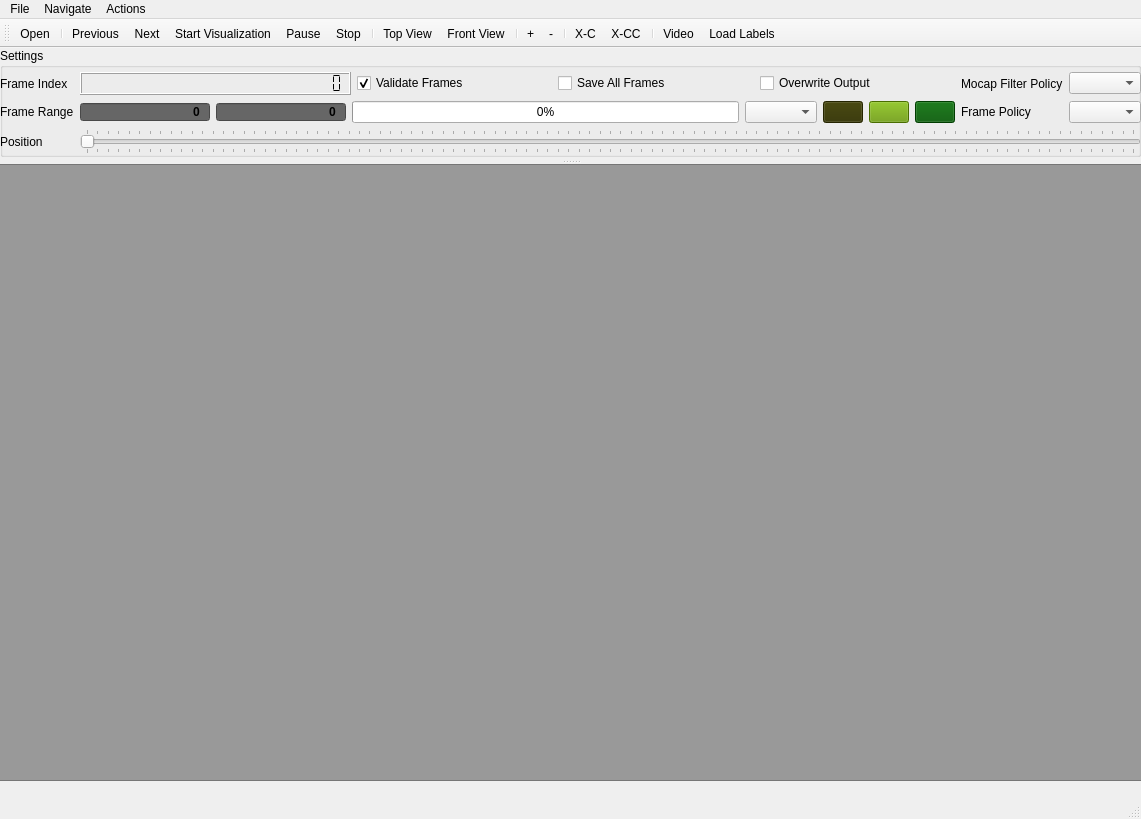
Before: the Qt Designer form tools/workbench/visualization_window.ui in hcilab-uic/ipme, drawn with Qt 5.
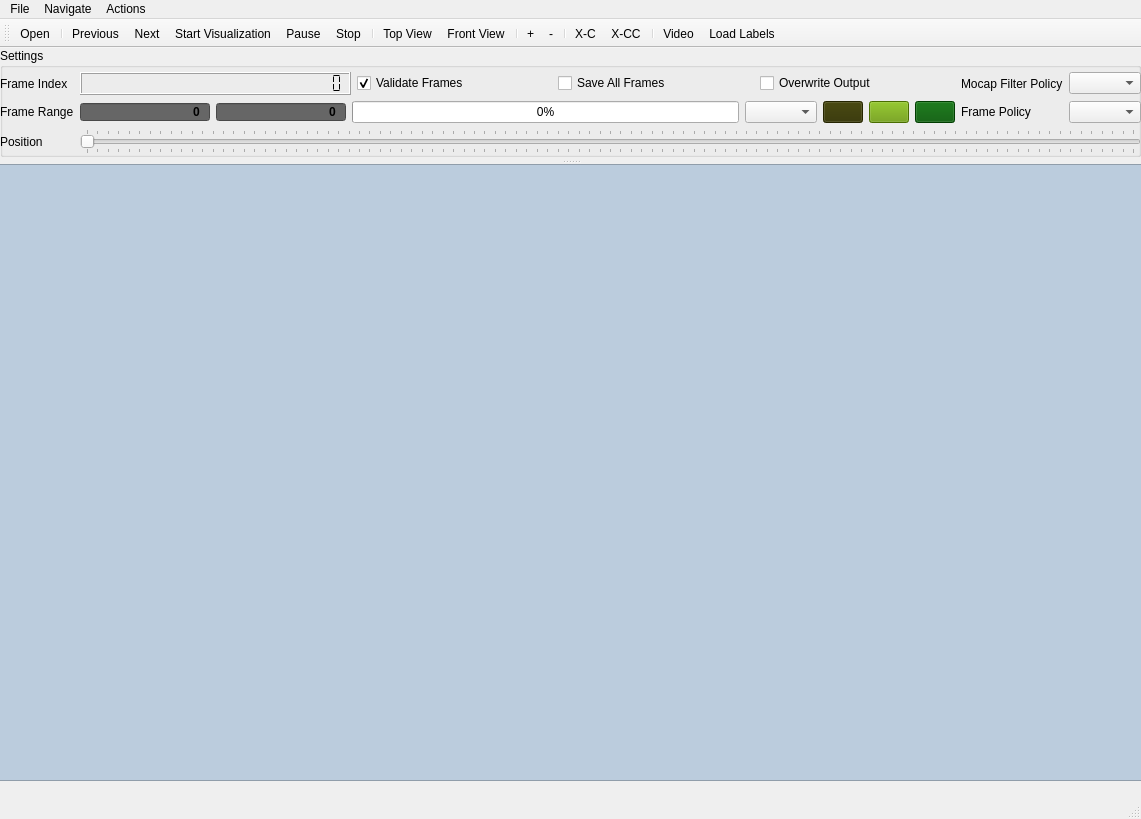
After: the same form once the commit is applied. Icons and pictures are not drawn.

Diff of the .ui file:
```diff
--- a/tools/workbench/visualization_window.ui
+++ b/tools/workbench/visualization_window.ui
@@ -305,7 +305,7 @@
     </widget>
     <widget class="QTextEdit" name="log_window">
      <property name="sizePolicy">
-      <sizepolicy hsizetype="Expanding" vsizetype="Preferred">
+      <sizepolicy hsizetype="Expanding" vsizetype="Minimum">
        <horstretch>0</horstretch>
        <verstretch>0</verstretch>
       </sizepolicy>
@@ -332,9 +332,9 @@
       <bool>true</bool>
      </property>
      <property name="styleSheet">
-      <string notr="true">background: #999;
+      <string notr="true">background: #bcd;
 font-weight: bold;
-padding: 10px 25px 10px 25px;
+padding: 5px 25px 5px 25px;
 </string>
      </property>
      <property name="readOnly">
```
